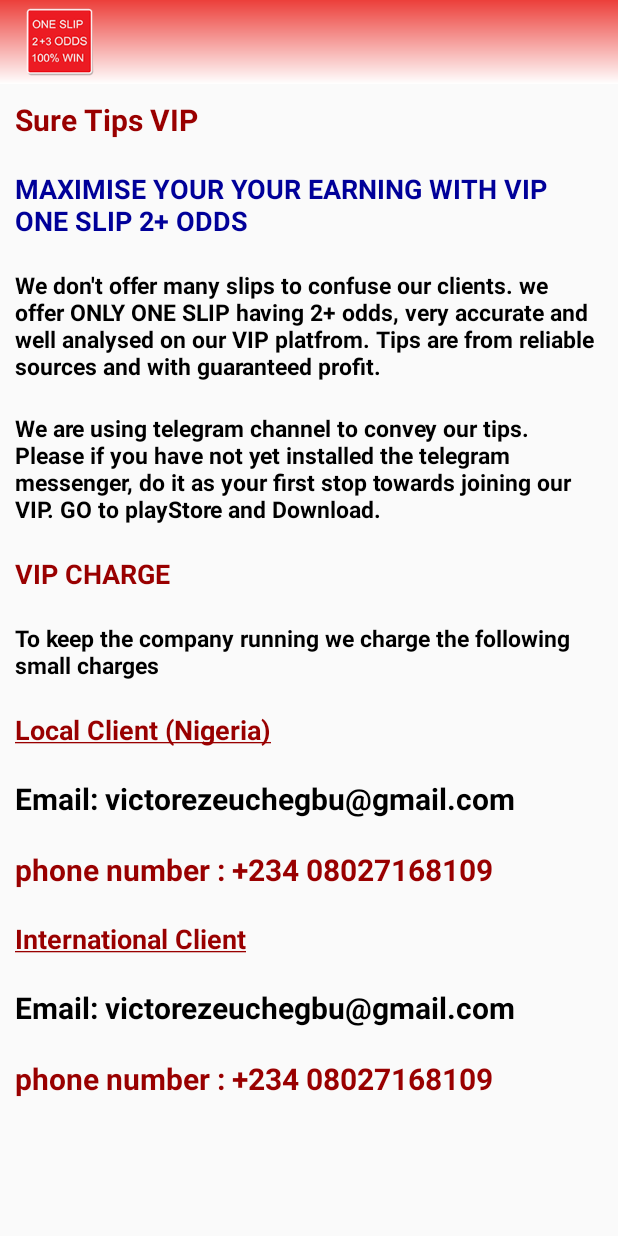
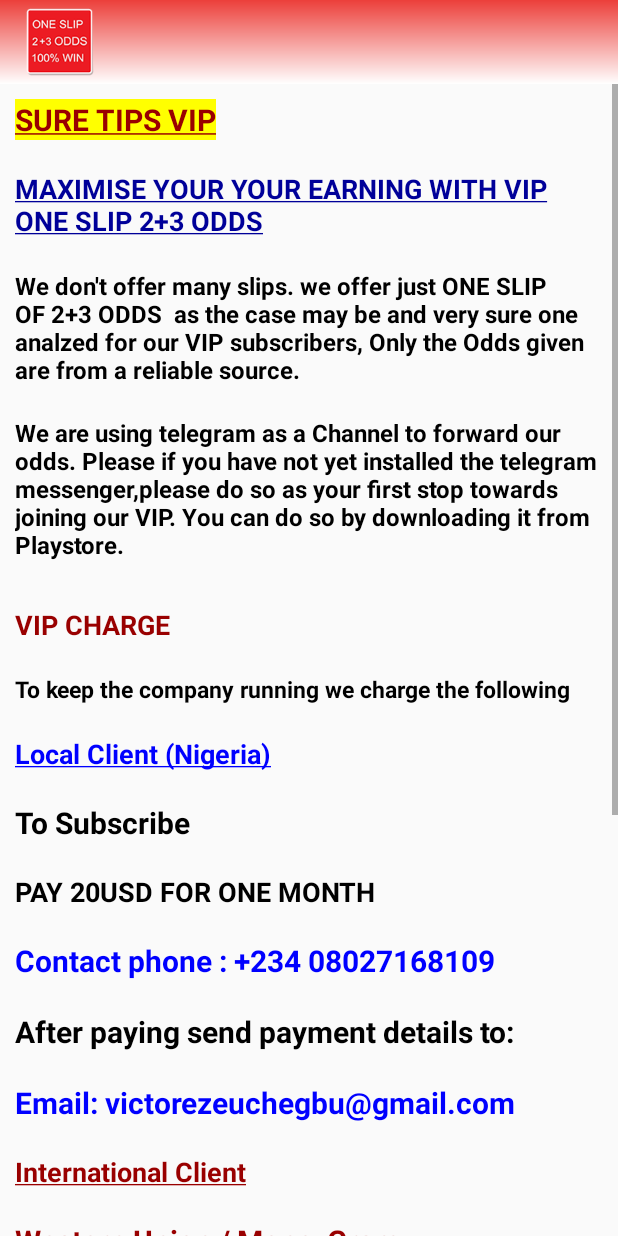
Before and after one commit to Alphadude/liveVault, an Android app: the VipSub screen opened directly, with no data from a screen before it, on a phone screen of 412 x 824 dp. Run offline under Robolectric (Android 15) with nearby library versions, the phone set to English and light mode, and no system bars.

Commit message:
edited xml with info

```diff
--- a/app/src/main/java/com/alphadude/user/bettingtipz/AddTips.java
+++ b/app/src/main/java/com/alphadude/user/bettingtipz/AddTips.java
@@ -131,7 +131,7 @@ public class AddTips extends AppCompatActivity implements  CalendarDatePickerDia
 
                             Map<String, String> fcmNotification = new HashMap();
                             fcmNotification.put("title", "ONE SLIP 2+3 ODDS 100% WIN");
-                            fcmNotification.put("body", " New Tip Added");
+                            fcmNotification.put("body", homeTeam+ " "+ awayTeam +": "+tips);
 
 
                             notificationRef.push().setValue(fcmNotification)
--- a/app/src/main/java/com/alphadude/user/bettingtipz/App.java
+++ b/app/src/main/java/com/alphadude/user/bettingtipz/App.java
@@ -3,7 +3,8 @@ package com.alphadude.user.bettingtipz;
 import android.app.Application;
 
 import com.google.firebase.database.FirebaseDatabase;
-import com.pusher.pushnotifications.PushNotifications;
+import com.google.firebase.messaging.FirebaseMessaging;
+
 
 public class App extends Application {
 
@@ -13,8 +14,7 @@ public class App extends Application {
 
         FirebaseDatabase.getInstance().setPersistenceEnabled(true);
 
-        PushNotifications.start(getApplicationContext(), "300dac22-3ace-4280-97e5-9eb0b53d7cf9");
-        PushNotifications.addDeviceInterest("tips");
+        FirebaseMessaging.getInstance().subscribeToTopic("tips");
     }
 
 }
--- a/app/src/main/res/anim/transition.xml
+++ b/app/src/main/res/anim/transition.xml
@@ -1,5 +1,5 @@
 <?xml version="1.0" encoding="utf-8"?>
 <alpha xmlns:android="http://schemas.android.com/apk/res/android"
-    android:duration="2000"
-    android:fromAlpha="0.0"
-    android:toAlpha="1.0" />
+android:duration="2000"
+android:fromAlpha="0.0"
+android:toAlpha="1.0" />
--- a/app/src/main/res/layout/activity_home_screen.xml
+++ b/app/src/main/res/layout/activity_home_screen.xml
@@ -6,7 +6,7 @@
     android:layout_width="match_parent"
     android:layout_height="match_parent"
     android:orientation="vertical"
-
+    android:background="@drawable/bckgrnd"
     tools:context=".HomeScreen">
 
 
@@ -19,6 +19,7 @@
         android:layout_width="110dp"
         android:layout_height="110dp"
         android:elevation="5dp"
+        android:src="@drawable/freetips"
         android:layout_gravity="center_horizontal"
         android:layout_marginTop="20dp" />
 
--- a/app/src/main/res/layout/activity_login.xml
+++ b/app/src/main/res/layout/activity_login.xml
@@ -20,7 +20,7 @@
         android:layout_height="100dp"
         android:layout_marginTop="20dp"
         android:layout_gravity="center_horizontal"
-        android:src="@drawable/round_button"/>
+        android:src="@drawable/logo"/>
 
     <TextView
         android:layout_width="wrap_content"
--- a/app/src/main/res/layout/activity_vip_archives.xml
+++ b/app/src/main/res/layout/activity_vip_archives.xml
@@ -23,7 +23,7 @@
         android:textAllCaps="true"
         android:textStyle="bold"
         android:textColor="#900"
-        android:text="Welcome to our vip platform. our aim is to make sure you make a profit out of betting business"/>
+        android:text="Welcome to our vip platform. our main focus is to grow your stake with our sure"/>
 
     <TextView
         android:layout_width="wrap_content"
@@ -32,7 +32,7 @@
         android:textStyle="bold"
         android:layout_marginTop="5dp"
         android:textColor="#000"
-        android:text="our performance is really outstanding. but our guest today and enjoy winning with us"/>
+        android:text="our performance is really outstanding. but our sure guest today and enjoy winning with us"/>
 
     <TextView
         android:layout_width="wrap_content"
@@ -41,7 +41,7 @@
         android:layout_marginTop="5dp"
         android:textStyle="bold"
         android:textColor="#009"
-        android:text="Congratulations to all out VIP members. ONLY ONE SLIP a day. What you need to do is stake high and get doublet the amount"/>
+        android:text="Congratulations to all out VIP members. ONLY ONE SLIP a day. What you need to do is stake and double the amount"/>
 
     <TableLayout
         android:layout_width="match_parent"
--- a/app/src/main/res/layout/activity_vip_sub.xml
+++ b/app/src/main/res/layout/activity_vip_sub.xml
@@ -13,12 +13,13 @@
         tools:context=".VipSub">
 
         <TextView
-            android:layout_width="match_parent"
+            android:layout_width="wrap_content"
             android:layout_height="wrap_content"
             android:textStyle="bold"
             android:textSize="20sp"
             android:textColor="#900"
-            android:text="Sure Tips VIP"/>
+            android:background="#ffff00"
+            android:text="@string/sure_tips_vip"/>
         <TextView
             android:layout_width="match_parent"
             android:layout_height="wrap_content"
@@ -26,30 +27,30 @@
             android:textSize="18sp"
             android:textColor="#009"
             android:layout_marginTop="20dp"
-            android:text="MAXIMISE YOUR YOUR EARNING WITH VIP ONE SLIP 2+ ODDS"/>
+            android:text="@string/maximise_your_your_earning_with_vip_one_slip_2_3_odds"/>
         <TextView
             android:layout_width="match_parent"
             android:layout_height="wrap_content"
             android:textStyle="bold"
-            android:textSize="15sp"
+            android:textSize="16sp"
             android:textColor="#000"
             android:layout_marginTop="20dp"
-            android:text="We don't offer many slips to confuse our clients. we offer ONLY ONE SLIP having 2+ odds, very accurate and well analysed on our VIP platfrom. Tips are from reliable sources and with guaranteed profit."/>
+            android:text="We don't offer many slips. we offer just ONE SLIP OF 2+3 ODDS  as the case may be and very sure one analzed for our VIP subscribers, Only the Odds given are from a reliable source."/>
         <TextView
             android:layout_width="match_parent"
             android:layout_height="wrap_content"
             android:textStyle="bold"
-            android:textSize="15sp"
+            android:textSize="16sp"
             android:textColor="#000"
             android:layout_marginTop="20dp"
-            android:text="We are using telegram channel to convey our tips. Please if you have not yet installed the telegram messenger, do it as your first stop towards joining our VIP. GO to playStore and Download."/>
+            android:text="We are using telegram as a Channel to forward our odds. Please if you have not yet installed the telegram messenger,please do so as your first stop towards joining our VIP. You can do so by downloading it from Playstore."/>
         <TextView
             android:layout_width="match_parent"
             android:layout_height="wrap_content"
             android:textStyle="bold"
             android:textSize="18sp"
             android:textColor="#900"
-            android:layout_marginTop="20dp"
+            android:layout_marginTop="30dp"
             android:text="VIP CHARGE"/>
         <TextView
             android:layout_width="match_parent"
@@ -58,13 +59,13 @@
             android:textSize="15sp"
             android:textColor="#000"
             android:layout_marginTop="20dp"
-            android:text="To keep the company running we charge the following small charges"/>
+            android:text="To keep the company running we charge the following"/>
         <TextView
             android:layout_width="match_parent"
             android:layout_height="wrap_content"
             android:textStyle="bold"
             android:textSize="18sp"
-            android:textColor="#900"
+            android:textColor="#0000ff"
             android:layout_marginTop="20dp"
             android:text="@string/local_client_nigeria"/>
         <TextView
@@ -74,15 +75,41 @@
             android:textSize="20sp"
             android:textColor="#000"
             android:layout_marginTop="20dp"
-            android:text="Email: victorezeuchegbu@gmail.com"/>
+            android:text="To Subscribe"/>
+        <TextView
+            android:layout_width="match_parent"
+            android:layout_height="wrap_content"
+            android:textStyle="bold"
+            android:textSize="18sp"
+            android:textColor="#000"
+            android:layout_marginTop="20dp"
+            android:text="PAY 20USD FOR ONE MONTH"/>
         <TextView
             android:layout_width="match_parent"
             android:layout_height="wrap_content"
             android:textStyle="bold"
             android:textSize="20sp"
-            android:textColor="#900"
+            android:textColor="#0000ff"
             android:layout_marginTop="20dp"
-            android:text="phone number : +234 08027168109"/>
+            android:text="Contact phone : +234 08027168109"/>
+
+        <TextView
+        android:layout_width="match_parent"
+        android:layout_height="wrap_content"
+        android:textStyle="bold"
+        android:textSize="20sp"
+        android:textColor="#000"
+        android:layout_marginTop="20dp"
+        android:text="After paying send payment details to:"/>
+        <TextView
+            android:layout_width="match_parent"
+            android:layout_height="wrap_content"
+            android:textStyle="bold"
+            android:textSize="20sp"
+            android:textColor="#0000ff"
+            android:layout_marginTop="20dp"
+            android:text="Email: victorezeuchegbu@gmail.com "/>
+
 
 
 
@@ -94,14 +121,6 @@
             android:textColor="#900"
             android:layout_marginTop="20dp"
             android:text="@string/international_client"/>
-        <TextView
-            android:layout_width="match_parent"
-            android:layout_height="wrap_content"
-            android:textStyle="bold"
-            android:textSize="20sp"
-            android:textColor="#000"
-            android:layout_marginTop="20dp"
-            android:text="Email: victorezeuchegbu@gmail.com"/>
 
         <TextView
             android:layout_width="match_parent"
@@ -110,7 +129,87 @@
             android:textSize="20sp"
             android:textColor="#900"
             android:layout_marginTop="20dp"
-            android:text="phone number : +234 08027168109"/>
+            android:text="@string/western_union_moneygram"/>
+
+        <TextView
+            android:layout_width="match_parent"
+            android:layout_height="wrap_content"
+            android:textStyle="bold"
+            android:textSize="20sp"
+            android:textColor="#000"
+            android:layout_marginTop="20dp"
+            android:text="To Subscribe send 20USD to"/>
+
+
+        <TextView
+            android:layout_width="match_parent"
+            android:layout_height="wrap_content"
+            android:textStyle="bold"
+            android:textSize="20sp"
+            android:textColor="#000"
+            android:layout_marginTop="20dp"
+            android:text="VICTOR ILOABUCHI EZEUCHEGBU"/>
+
+        <TextView
+            android:layout_width="match_parent"
+            android:layout_height="wrap_content"
+            android:textStyle="bold"
+            android:textSize="20sp"
+            android:textColor="#000"
+            android:layout_marginTop="20dp"
+            android:text="Country : Nigeria"/>
+
+        <TextView
+            android:layout_width="match_parent"
+            android:layout_height="wrap_content"
+            android:textStyle="bold"
+            android:textSize="20sp"
+            android:textColor="#000"
+            android:layout_marginTop="20dp"
+            android:text="City: Port Harcourt"/>
+        <TextView
+            android:layout_width="match_parent"
+            android:layout_height="wrap_content"
+            android:textStyle="bold"
+            android:textSize="20sp"
+            android:textColor="#0000ff"
+            android:layout_marginTop="20dp"
+            android:text="Phone :+234 08027168109 "/>
+
+        <TextView
+            android:layout_width="match_parent"
+            android:layout_height="wrap_content"
+            android:textStyle="bold"
+            android:textSize="20sp"
+            android:textColor="#000"
+            android:layout_marginTop="20dp"
+            android:text="Amount : 20USD"/>
+
+        <TextView
+            android:layout_width="match_parent"
+            android:layout_height="wrap_content"
+            android:textStyle="bold"
+            android:textSize="20sp"
+            android:textColor="#000"
+            android:layout_marginTop="20dp"
+            android:text="After payment send details to "/>
+        <TextView
+            android:layout_width="match_parent"
+            android:layout_height="wrap_content"
+            android:textStyle="bold"
+            android:textSize="20sp"
+            android:textColor="#0000ff"
+            android:layout_marginTop="20dp"
+            android:text="Email: victorezeuchegbu@gmail.com"/>
+        <TextView
+            android:layout_width="wrap_content"
+            android:layout_height="wrap_content"
+            android:textStyle="bold"
+            android:textSize="20sp"
+            android:textColor="#000"
+            android:layout_marginTop="20dp"
+            android:background="#ffff00"
+            android:text="Come win with Us"/>
 
 
 
--- a/app/src/main/res/values/strings.xml
+++ b/app/src/main/res/values/strings.xml
@@ -5,4 +5,7 @@
     <string name="title_activity_add_tips">AddTips</string>
     <string name="local_client_nigeria"><u>Local Client (Nigeria)</u></string>
     <string name="international_client"><u>International Client</u></string>
+    <string name="western_union_moneygram"><u>Western Union / MoneyGram</u></string>
+    <string name="maximise_your_your_earning_with_vip_one_slip_2_3_odds"><u>MAXIMISE YOUR YOUR EARNING WITH VIP ONE SLIP 2+3 ODDS</u></string>
+    <string name="sure_tips_vip"><u>SURE TIPS VIP</u></string>
 </resources>
```
Also changed, not shown: app/src/main/res/layout/activity_tip.xml (+48 -4 lines).
